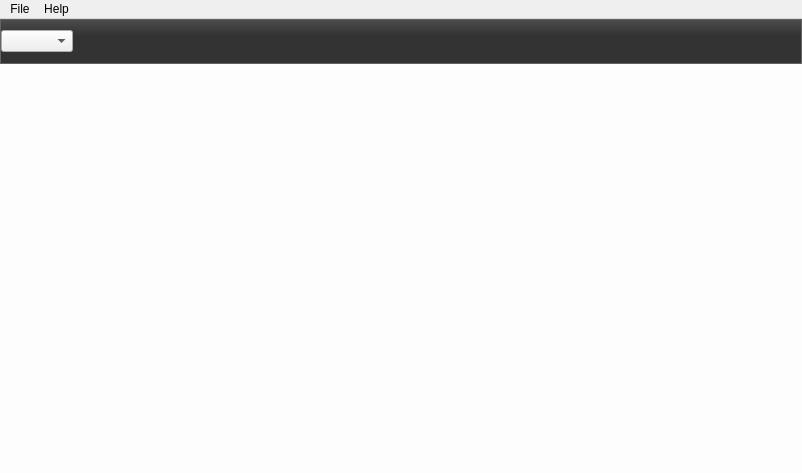
This is Graffik/gui/mainwindow.ui in DynamicPerception/Graffik_Legacy as Qt 5 draws it before an edit. The edited form follows.
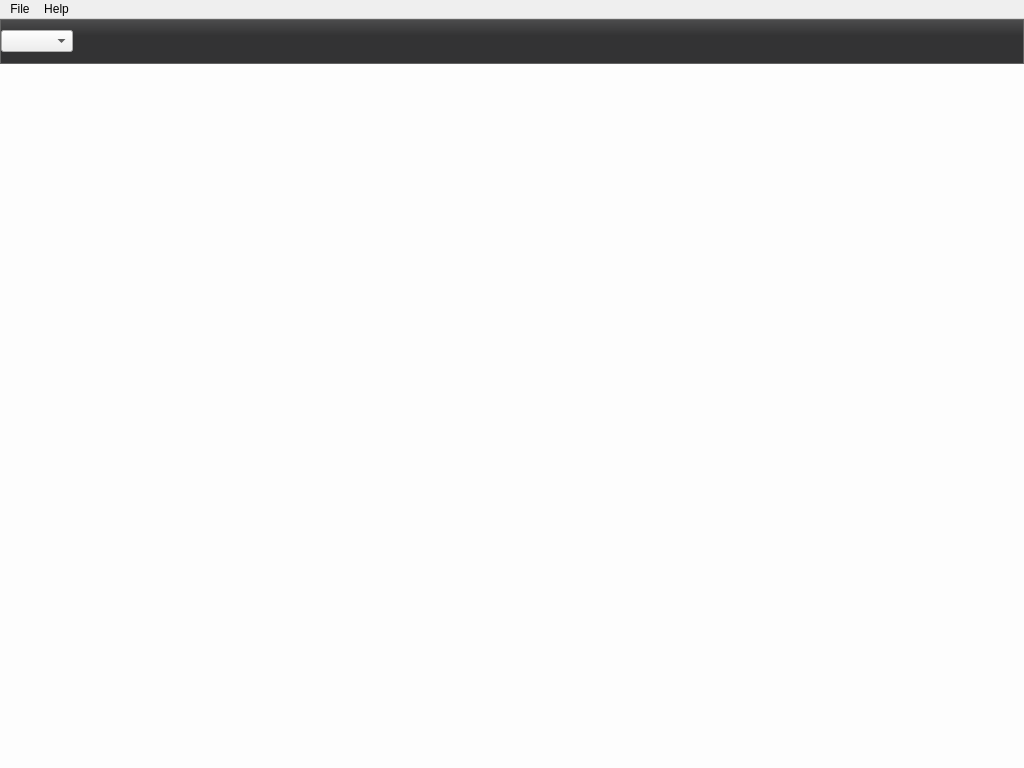
This is the edited form. Icons and pictures are not drawn.

Patch:
```diff
--- a/Graffik/gui/mainwindow.ui
+++ b/Graffik/gui/mainwindow.ui
@@ -6,14 +6,14 @@
    <rect>
     <x>0</x>
     <y>0</y>
-    <width>802</width>
-    <height>473</height>
+    <width>1024</width>
+    <height>768</height>
    </rect>
   </property>
   <property name="minimumSize">
    <size>
-    <width>800</width>
-    <height>473</height>
+    <width>1024</width>
+    <height>768</height>
    </size>
   </property>
   <property name="windowTitle">
@@ -291,8 +291,8 @@
     <rect>
      <x>0</x>
      <y>0</y>
-     <width>802</width>
-     <height>21</height>
+     <width>1024</width>
+     <height>22</height>
     </rect>
    </property>
    <widget class="QMenu" name="menuFile">
```
